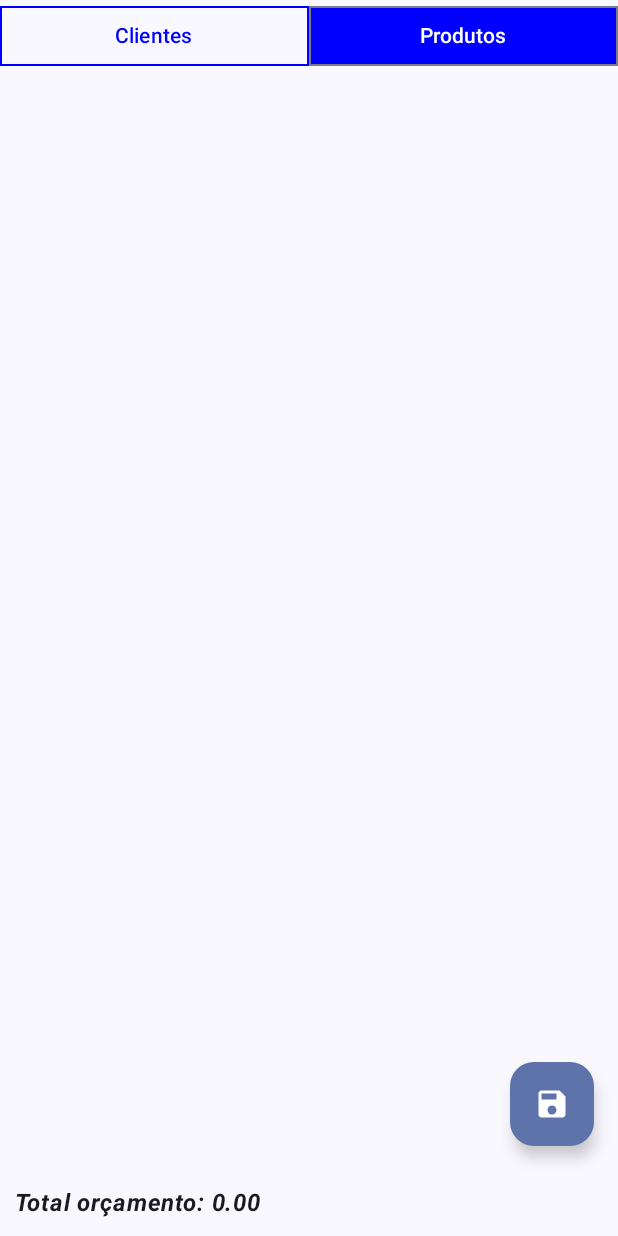
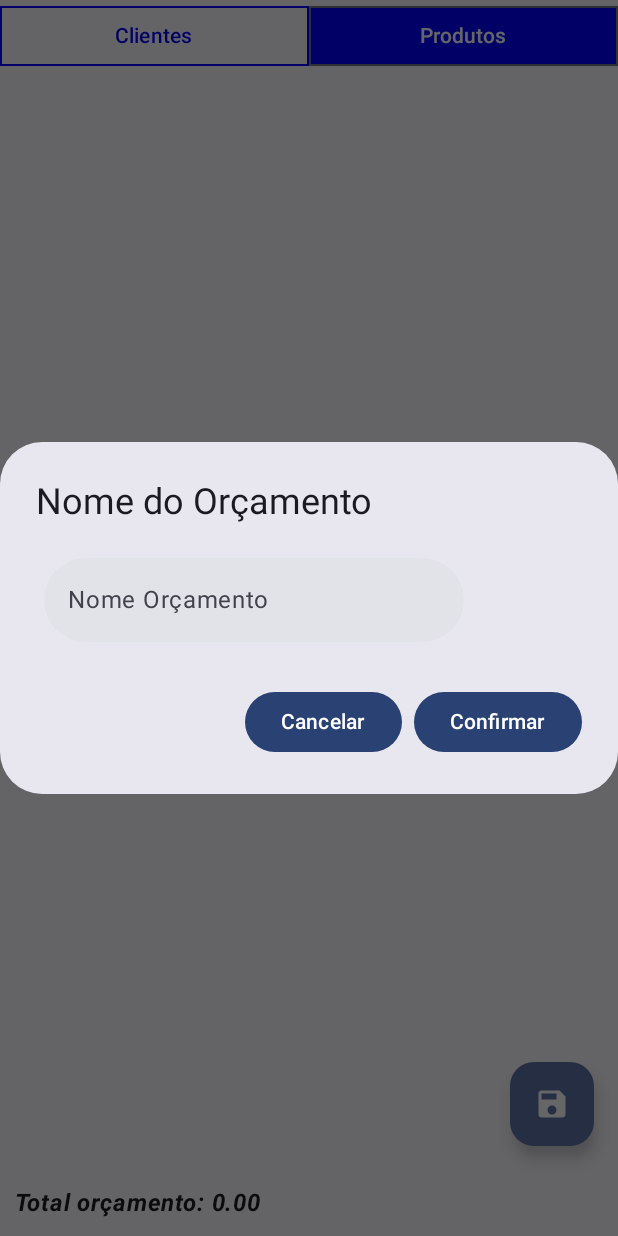
Before and after one commit to renan-oliveira1/BudgetBuddy, an Android app built with Jetpack Compose: the composable AddBudgetScreen shown on its own in the app's theme, after a tap on "Save budget", on a phone screen of 412 x 824 dp. Run offline under Robolectric (Android 15) with nearby library versions, the phone set to English and light mode, and no system bars; our stand-ins replace Dagger/Hilt's generated code, Room's generated code; 1 statement that could not run was skipped; 2 other taps on this screen came first.

Commit message:
Add field to put name in the bbudget

```diff
--- a/app/src/main/java/com/example/budgetbuddy/presentation/budget/add_budget/view/AddBudgetScreen.kt
+++ b/app/src/main/java/com/example/budgetbuddy/presentation/budget/add_budget/view/AddBudgetScreen.kt
@@ -1,6 +1,7 @@
 package com.example.budgetbuddy.presentation.budget.add_budget.view
 
 import androidx.compose.foundation.BorderStroke
+import androidx.compose.foundation.background
 import androidx.compose.foundation.clickable
 import androidx.compose.foundation.layout.Box
 import androidx.compose.foundation.lazy.items
@@ -11,9 +12,11 @@ import androidx.compose.foundation.layout.fillMaxWidth
 import androidx.compose.foundation.layout.padding
 import androidx.compose.foundation.lazy.LazyColumn
 import androidx.compose.foundation.shape.RoundedCornerShape
+import androidx.compose.foundation.text.KeyboardOptions
 import androidx.compose.material.icons.Icons
 import androidx.compose.material.icons.filled.Add
 import androidx.compose.material.icons.filled.ArrowBack
+import androidx.compose.material3.AlertDialog
 import androidx.compose.material3.Button
 import androidx.compose.material3.ButtonDefaults
 import androidx.compose.material3.ExperimentalMaterial3Api
@@ -25,6 +28,8 @@ import androidx.compose.material3.OutlinedButton
 import androidx.compose.material3.Scaffold
 import androidx.compose.material3.SnackbarHostState
 import androidx.compose.material3.Text
+import androidx.compose.material3.TextField
+import androidx.compose.material3.TextFieldDefaults
 import androidx.compose.material3.TopAppBar
 import androidx.compose.runtime.Composable
 import androidx.compose.runtime.LaunchedEffect
@@ -35,8 +40,10 @@ import androidx.compose.runtime.setValue
 import androidx.compose.ui.Modifier
 import androidx.compose.ui.graphics.Color
 import androidx.compose.ui.res.painterResource
+import androidx.compose.ui.text.TextStyle
 import androidx.compose.ui.text.font.FontStyle
 import androidx.compose.ui.text.font.FontWeight
+import androidx.compose.ui.text.input.KeyboardType
 import androidx.compose.ui.unit.dp
 import androidx.hilt.navigation.compose.hiltViewModel
 import androidx.navigation.NavController
@@ -63,6 +70,9 @@ fun AddBudgetScreen(
 
     var selectedClient = addBudgetScreenViewModel.stateClientSelected.value
     var selectedTypeScreen by remember { mutableStateOf(false) }
+    var showDialog by remember {
+        mutableStateOf(false)
+    }
 
     LaunchedEffect(key1 = true){
         addBudgetScreenViewModel.showMessageSnackBar.collectLatest { event ->
@@ -149,13 +159,67 @@ fun AddBudgetScreen(
                         }
                     }
                 }
+
+                if (showDialog) {
+                    AlertDialog(
+                        onDismissRequest = {
+                            budgetName = ""
+                            showDialog = false
+                        },
+                        title = {
+                            Text(text = "Nome do Orçamento")
+                        },
+                        text = {
+                            Column {
+                                Row(modifier = Modifier.fillMaxWidth()) {
+                                    TextField(
+                                        value = budgetName,
+                                        onValueChange = { budgetName = it },
+                                        label = { Text("Nome Orçamento") },
+                                        modifier = Modifier
+                                            .padding(5.dp)
+                                            .background(Color.Transparent),
+                                        textStyle = TextStyle(color = Color.Black),
+                                        shape = RoundedCornerShape(30.dp),
+                                        colors = TextFieldDefaults.textFieldColors(
+                                            disabledTextColor = Color.Transparent,
+                                            focusedIndicatorColor = Color.Transparent,
+                                            unfocusedIndicatorColor = Color.Transparent,
+                                            disabledIndicatorColor = Color.Transparent
+                                        )
+                                    )
+                                }
+                            }
+                        },
+                        confirmButton = {
+                            Button(
+                                onClick = {
+                                    addBudgetScreenViewModel.save(budgetName, selectedClient, stateProducts)
+                                    navController.navigate(ScreensRoute.BudgetsScreen.route)
+                                    showDialog = false
+                                }
+                            ) {
+                                Text("Confirmar")
+                            }
+                        },
+                        dismissButton = {
+                            Button(
+                                onClick = {
+                                    budgetName = ""
+                                    showDialog = false
+                                }
+                            ) {
+                                Text("Cancelar")
+                            }
+                        }
+                    )
+                }
             }
         },
         floatingActionButton = {
             FloatingActionButton(
                 onClick = {
-                    addBudgetScreenViewModel.save(budgetName, selectedClient, stateProducts)
-                    navController.navigate(ScreensRoute.BudgetsScreen.route)
+                    showDialog = true
                 }
             ) {
                 Icon(painter = painterResource(id = R.drawable.baseline_save_24), contentDescription = "Save budget")
```
Also changed, not shown: app/src/main/java/com/example/budgetbuddy/presentation/home/HomeScreen.kt (+13 -10 lines).
